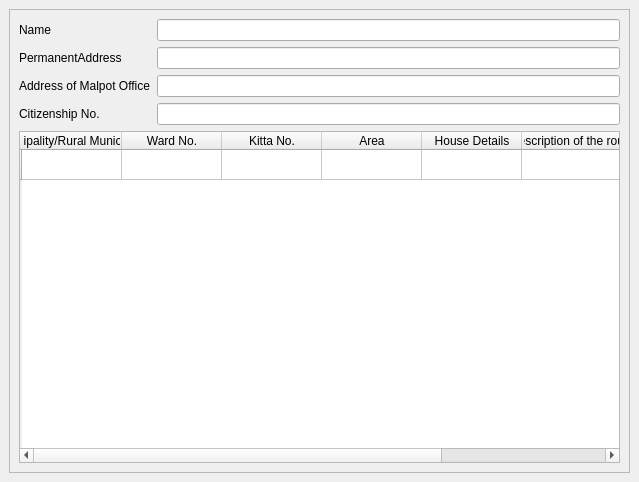
Old version of the form Smartward/forms/sifaris/gharbato.ui in the repository cygnus55/smartward.
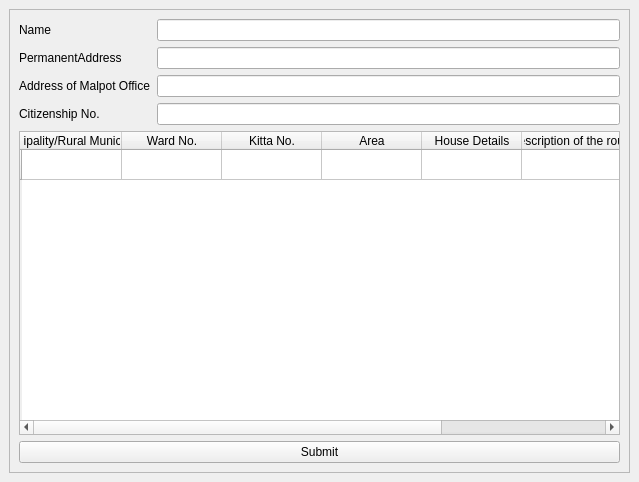
New version of the form.

What changed in the file:
```diff
--- a/Smartward/forms/sifaris/gharbato.ui
+++ b/Smartward/forms/sifaris/gharbato.ui
@@ -118,6 +118,13 @@
           </item>
          </layout>
         </item>
+        <item row="2" column="0">
+         <widget class="QPushButton" name="pushButton_submit">
+          <property name="text">
+           <string>Submit</string>
+          </property>
+         </widget>
+        </item>
        </layout>
       </widget>
      </widget>
```
